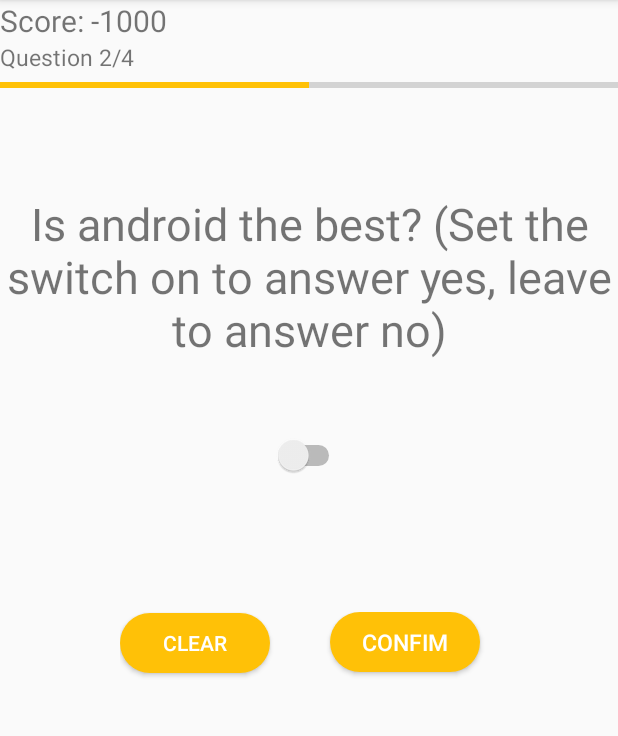
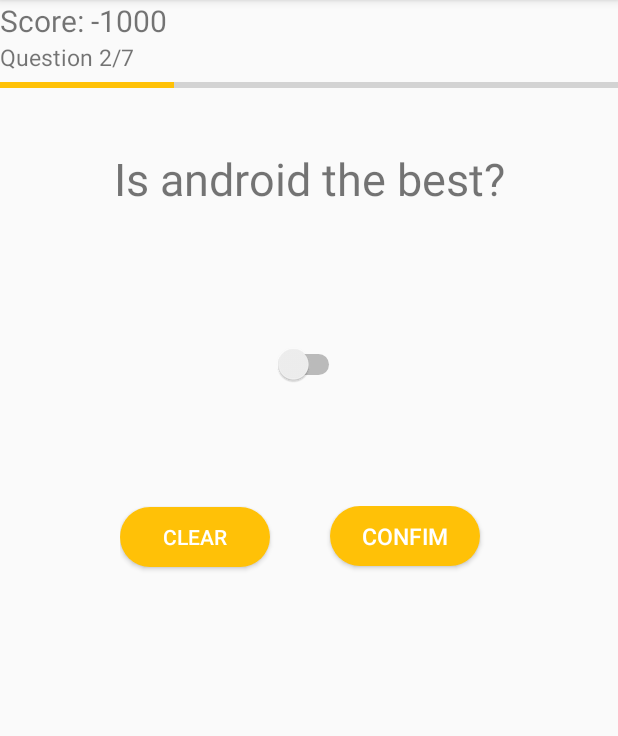
Before and after one commit to SpagetCoder/PoMD-Quiz-app, an Android app: the Quiz screen opened directly, with no data from a screen before it, after a tap on "CONFIM", on a phone screen of 412 x 824 dp, the part 84-820 px from its top. Run offline under Robolectric (Android 15) with nearby library versions, the phone set to English and light mode, and no system bars.

Commit message:
added possibility to choose more than 1 answer

```diff
--- a/app/src/main/java/zientek/lukasz/quizapp/DbHelper.java
+++ b/app/src/main/java/zientek/lukasz/quizapp/DbHelper.java
@@ -37,7 +37,7 @@ public class DbHelper extends SQLiteOpenHelper
                 QuizContract.QuestionsTable.COLUMN_OPTION2 + " TEXT, " +
                 QuizContract.QuestionsTable.COLUMN_OPTION3 + " TEXT, " +
                 QuizContract.QuestionsTable.COLUMN_OPTION4 + " TEXT, " +
-                QuizContract.QuestionsTable.COLUMN_RIGHT_ANSWER + " INTEGER, " +
+                QuizContract.QuestionsTable.COLUMN_RIGHT_ANSWER + " TEXT, " +
                 QuizContract.QuestionsTable.COLUMN_SWITCHER_POSITION + " INTEGER " + ")";
 
 
@@ -55,14 +55,20 @@ public class DbHelper extends SQLiteOpenHelper
 
     private void fillQuestions()
     {
-        Question q1 = new Question("Which mobile operating system is the best?", "Android" , "Windows Phone", "iOS","Symbian OS", 1, -1);
+        Question q1 = new Question("Which mobile operating system is the best?", "Android" , "Windows Phone", "iOS","Symbian OS", "A", -1);
         addQuestion(q1);
-        Question q2 = new Question("Is android the best? (Set the switch on to answer yes, leave to answer no)", "A" , "B", "C","D", 2, 1);
+        Question q2 = new Question("Is android the best?", null , null, null,null, null, 1);
         addQuestion(q2);
-        Question q3 = new Question("Is iPhone any good? (Set the switch on to answer yes, leave to answer no)", "A" , "B", "C","D", 3, 0);
+        Question q3 = new Question("Are iPhones any good?", null , null, null,null, null, 0);
         addQuestion(q3);
-        Question q4 = new Question("D je oke", "A" , "B", "C","D", 4, -1);
+        Question q4 = new Question("Which mobile phone manufacturers are the best?", "Apple" , "Xiaomi", "OnePlus","OPPO", "BCD", -1);
         addQuestion(q4);
+        Question q5 = new Question("Why android phones are better than iPhones?", "They work" , "Customization", "USB-C","Headphone jack", "ABCD", -1);
+        addQuestion(q5);
+        Question q6 = new Question("If you could buy an iPhone, would you do it?", "Nope" , "Never", "Absolutely not","No.", "ABCD", -1);
+        addQuestion(q6);
+        Question q7 = new Question("Which procesor is used in OnePlus 6T?", "Snapdragon 855" , "Snapdragon 845", "MAD2WD1","A7", "B", -1);
+        addQuestion(q7);
     }
 
     private void addQuestion(Question question)
@@ -93,7 +99,7 @@ public class DbHelper extends SQLiteOpenHelper
                 question.setOption2(cursor.getString(cursor.getColumnIndex(QuizContract.QuestionsTable.COLUMN_OPTION2)));
                 question.setOption3(cursor.getString(cursor.getColumnIndex(QuizContract.QuestionsTable.COLUMN_OPTION3)));
                 question.setOption4(cursor.getString(cursor.getColumnIndex(QuizContract.QuestionsTable.COLUMN_OPTION4)));
-                question.setRightAnswer(cursor.getInt(cursor.getColumnIndex(QuizContract.QuestionsTable.COLUMN_RIGHT_ANSWER)));
+                question.setRightAnswer(cursor.getString(cursor.getColumnIndex(QuizContract.QuestionsTable.COLUMN_RIGHT_ANSWER)));
                 question.setSwitcherPosition(cursor.getInt(cursor.getColumnIndex(QuizContract.QuestionsTable.COLUMN_SWITCHER_POSITION)));
                 questionList.add(question);
 
--- a/app/src/main/java/zientek/lukasz/quizapp/Question.java
+++ b/app/src/main/java/zientek/lukasz/quizapp/Question.java
@@ -1,21 +1,21 @@
 package zientek.lukasz.quizapp;
 
-public class Question
+class Question
 {
     private String question;
     private String option1;
     private String option2;
     private String option3;
     private String option4;
-    private int rightAnswer;
+    private String rightAnswer;
     private int switcherPosition;
 
-    public Question()
+    Question()
     {
 
     }
 
-    public Question(String question, String option1, String option2, String option3, String option4, int rightAnswer, int switcherPosition)
+    public Question(String question, String option1, String option2, String option3, String option4, String rightAnswer, int switcherPosition)
     {
         this.question = question;
         this.option1 = option1;
@@ -66,11 +66,11 @@ public class Question
         this.option4 = option4;
     }
 
-    public int getRightAnswer() {
+    public String getRightAnswer() {
         return rightAnswer;
     }
 
-    public void setRightAnswer(int rightAnswer) {
+    public void setRightAnswer(String rightAnswer) {
         this.rightAnswer = rightAnswer;
     }
 
--- a/app/src/main/java/zientek/lukasz/quizapp/Quiz.java
+++ b/app/src/main/java/zientek/lukasz/quizapp/Quiz.java
@@ -9,6 +9,7 @@ import android.widget.RadioButton;
 import android.widget.RadioGroup;
 import android.widget.Switch;
 import android.widget.TextView;
+import android.widget.Toast;
 
 import java.util.List;
 
@@ -17,7 +18,6 @@ public class Quiz extends AppCompatActivity
     private TextView question;
     private TextView scoreText;
     private TextView questionNumber;
-    private RadioGroup rbg;
     private RadioButton rb1;
     private RadioButton rb2;
     private RadioButton rb3;
@@ -40,7 +40,6 @@ public class Quiz extends AppCompatActivity
         question = findViewById(R.id.question);
         questionNumber = findViewById(R.id.question_number);
         scoreText = findViewById(R.id.score);
-        rbg = findViewById(R.id.radio_group);
         rb1 = findViewById(R.id.option_1);
         rb2 = findViewById(R.id.option_2);
         rb3 = findViewById(R.id.option_3);
@@ -57,7 +56,10 @@ public class Quiz extends AppCompatActivity
 
     public void showQuestion()
     {
-        rbg.clearCheck();
+        rb1.setChecked(false);
+        rb2.setChecked(false);
+        rb3.setChecked(false);
+        rb4.setChecked(false);
         aSwitch.setChecked(false);
 
         if(position < questionList.size())
@@ -67,13 +69,19 @@ public class Quiz extends AppCompatActivity
             if(currentQuestion.getSwitcherPosition() != -1)
             {
                 aSwitch.setVisibility(View.VISIBLE);
-                rbg.setVisibility(View.INVISIBLE);
+                rb1.setVisibility(View.INVISIBLE);
+                rb2.setVisibility(View.INVISIBLE);
+                rb3.setVisibility(View.INVISIBLE);
+                rb4.setVisibility(View.INVISIBLE);
             }
 
             else
             {
                 aSwitch.setVisibility(View.INVISIBLE);
-                rbg.setVisibility(View.VISIBLE);
+                rb1.setVisibility(View.VISIBLE);
+                rb2.setVisibility(View.VISIBLE);
+                rb3.setVisibility(View.VISIBLE);
+                rb4.setVisibility(View.VISIBLE);
                 rb1.setText(currentQuestion.getOption1());
                 rb2.setText(currentQuestion.getOption2());
                 rb3.setText(currentQuestion.getOption3());
@@ -94,7 +102,10 @@ public class Quiz extends AppCompatActivity
 
     public void clearAnswer(View view)
     {
-        rbg.clearCheck();
+        rb1.setChecked(false);
+        rb2.setChecked(false);
+        rb3.setChecked(false);
+        rb4.setChecked(false);
         aSwitch.setChecked(false);
     }
 
@@ -117,11 +128,26 @@ public class Quiz extends AppCompatActivity
 
         else
         {
-            RadioButton rbSelected = findViewById(rbg.getCheckedRadioButtonId());
-            int userAnswer = rbg.indexOfChild(rbSelected) + 1;
+            String userAnswer = "";
 
-            if(userAnswer == currentQuestion.getRightAnswer())
+            if(rb1.isChecked())
+                userAnswer += "A";
+
+            if(rb2.isChecked())
+                userAnswer += "B";
+
+            if(rb3.isChecked())
+                userAnswer += "C";
+
+            if(rb4.isChecked())
+                userAnswer += "D";
+
+
+            if(userAnswer.equals(currentQuestion.getRightAnswer()))
+            {
                 score++;
+            }
+
 
             else
                 score-=1000;
--- a/app/src/main/res/layout-v21/activity_quiz.xml
+++ b/app/src/main/res/layout-v21/activity_quiz.xml
@@ -1,6 +1,5 @@
 <?xml version="1.0" encoding="utf-8"?>
 <RelativeLayout xmlns:android="http://schemas.android.com/apk/res/android"
-    xmlns:app="http://schemas.android.com/apk/res-auto"
     xmlns:tools="http://schemas.android.com/tools"
     android:layout_width="match_parent"
     android:layout_height="match_parent"
@@ -11,14 +10,12 @@
         android:id="@+id/score"
         android:layout_width="wrap_content"
         android:layout_height="wrap_content"
-        android:text="Score: "
         android:textSize="20sp"/>
 
     <TextView
         android:id="@+id/question_number"
         android:layout_width="wrap_content"
         android:layout_height="wrap_content"
-        android:text="Question 1/5"
         android:textSize="15sp"
         android:layout_below="@+id/score"/>
 
@@ -27,9 +24,8 @@
         android:layout_width="match_parent"
         android:layout_height="wrap_content"
         android:layout_marginBottom="20dp"
-        android:text="Question will be shown here"
         android:textAlignment="center"
-        android:layout_marginTop="80dp"
+        android:layout_marginTop="50dp"
         android:layout_below="@id/question_number"
         android:textSize="30sp" />
 
@@ -41,65 +37,22 @@
         android:id="@+id/progress"
         android:layout_below="@id/question_number"/>
 
-<!--    <RelativeLayout-->
-<!--        android:id="@+id/answer_field"-->
-<!--        android:layout_width="match_parent"-->
-<!--        android:layout_height="wrap_content"-->
-<!--        android:layout_below="@id/question"-->
-<!--        android:layout_centerHorizontal="true"-->
-<!--        android:layout_marginTop="20dp">-->
-
-<!--        <Switch-->
-<!--            android:id="@+id/switch_id"-->
-<!--            android:layout_width="wrap_content"-->
-<!--            android:layout_height="wrap_content"-->
-<!--            android:layout_marginLeft="20dp"-->
-<!--            android:layout_marginStart="20dp"-->
-<!--            android:layout_centerInParent="true"-->
-<!--            android:layout_marginTop="30dp"-->
-<!--            android:visibility="invisible"/>-->
-
-<!--        <RadioButton-->
-<!--            android:id="@+id/option_1"-->
-<!--            android:layout_width="wrap_content"-->
-<!--            android:layout_height="wrap_content"/>-->
-
-<!--        <RadioButton-->
-<!--            android:id="@+id/option_2"-->
-<!--            android:layout_width="wrap_content"-->
-<!--            android:layout_height="wrap_content"/>-->
-
-<!--        <RadioButton-->
-<!--            android:id="@+id/option_3"-->
-<!--            android:layout_width="wrap_content"-->
-<!--            android:layout_height="wrap_content"/>-->
-
-<!--        <RadioButton-->
-<!--            android:id="@+id/option_4"-->
-<!--            android:layout_width="wrap_content"-->
-<!--            android:layout_height="wrap_content"/>-->
-
-
-<!--    </RelativeLayout>-->
-
-    <Switch
-        android:id="@+id/switch_id"
-        android:layout_width="wrap_content"
+    <RelativeLayout
+        android:id="@+id/answer_field"
+        android:layout_width="match_parent"
         android:layout_height="wrap_content"
         android:layout_below="@id/question"
-        android:layout_marginLeft="20dp"
-        android:layout_marginStart="20dp"
-        android:layout_centerInParent="true"
-        android:layout_marginTop="30dp"
-        android:visibility="visible"/>
+        android:layout_centerHorizontal="true"
+        android:layout_marginTop="20dp">
 
-    <RadioGroup
-        android:id="@+id/radio_group"
-        android:layout_width="wrap_content"
-        android:layout_height="wrap_content"
-        android:layout_marginLeft="20dp"
-        android:layout_below="@id/question"
-        android:layout_marginStart="20dp">
+        <Switch
+            android:id="@+id/switch_id"
+            android:layout_width="wrap_content"
+            android:layout_height="wrap_content"
+            android:layout_marginStart="20dp"
+            android:layout_centerInParent="true"
+            android:layout_marginTop="30dp"
+            android:visibility="invisible"/>
 
         <RadioButton
             android:id="@+id/option_1"
@@ -109,32 +62,34 @@
         <RadioButton
             android:id="@+id/option_2"
             android:layout_width="wrap_content"
-            android:layout_height="wrap_content"/>
+            android:layout_height="wrap_content"
+            android:layout_below="@+id/option_1"/>
 
         <RadioButton
             android:id="@+id/option_3"
             android:layout_width="wrap_content"
-            android:layout_height="wrap_content"/>
+            android:layout_height="wrap_content"
+            android:layout_below="@id/option_2"/>
 
         <RadioButton
             android:id="@+id/option_4"
             android:layout_width="wrap_content"
-            android:layout_height="wrap_content"/>
+            android:layout_height="wrap_content"
+            android:layout_below="@id/option_3"/>
 
-        </RadioGroup>
+    </RelativeLayout>
 
     <LinearLayout
         android:layout_width="251dp"
         android:layout_height="96dp"
-        android:layout_below="@id/radio_group"
+        android:layout_below="@id/answer_field"
         android:layout_centerHorizontal="true"
-        android:layout_marginTop="20dp">
+        android:layout_marginTop="30dp">
 
         <Button
             android:id="@+id/clear"
             android:layout_width="100dp"
             android:layout_height="40dp"
-            android:layout_marginRight="20dp"
             android:background="@drawable/button"
             android:text="@string/clear"
             android:textColor="@color/colorWhite"
@@ -145,7 +100,6 @@
             android:id="@+id/confim"
             android:layout_width="100dp"
             android:layout_height="40dp"
-            android:layout_marginLeft="20dp"
             android:background="@drawable/button"
             android:text="@string/confim"
             android:textSize="15sp"
--- a/app/src/main/res/layout/activity_main.xml
+++ b/app/src/main/res/layout/activity_main.xml
@@ -11,7 +11,7 @@
         android:layout_width="wrap_content"
         android:layout_height="wrap_content"
         android:text="@string/android_master_race"
-        android:textSize="40sp"
+        android:textSize="35sp"
         android:textAlignment="center"
         app:layout_constraintBottom_toBottomOf="parent"
         app:layout_constraintHorizontal_bias="0.0"
--- a/app/src/main/res/layout/activity_quiz.xml
+++ /dev/null
@@ -1,158 +0,0 @@
-<?xml version="1.0" encoding="utf-8"?>
-<RelativeLayout xmlns:android="http://schemas.android.com/apk/res/android"
-    xmlns:app="http://schemas.android.com/apk/res-auto"
-    xmlns:tools="http://schemas.android.com/tools"
-    android:layout_width="match_parent"
-    android:layout_height="match_parent"
-    tools:context=".Quiz"
-    android:layout_centerHorizontal="true">
-
-    <TextView
-        android:id="@+id/score"
-        android:layout_width="wrap_content"
-        android:layout_height="wrap_content"
-        android:text="Score: "
-        android:textSize="20sp"/>
-
-    <TextView
-        android:id="@+id/question_number"
-        android:layout_width="wrap_content"
-        android:layout_height="wrap_content"
-        android:text="Question 1/5"
-        android:textSize="15sp"
-        android:layout_below="@+id/score"/>
-
-    <TextView
-        android:id="@+id/question"
-        android:layout_width="match_parent"
-        android:layout_height="wrap_content"
-        android:layout_marginBottom="20dp"
-        android:text="Question will be shown here"
-        android:textAlignment="center"
-        android:layout_marginTop="50dp"
-        android:layout_below="@id/question_number"
-        android:textSize="30sp" />
-
-    <ProgressBar
-        android:layout_width="match_parent"
-        android:layout_height="wrap_content"
-        style="@style/Widget.AppCompat.ProgressBar.Horizontal"
-        android:progressTint="@color/colorAccent"
-        android:id="@+id/progress"
-        android:layout_below="@id/question_number"/>
-
-<!--    <RelativeLayout-->
-<!--        android:id="@+id/answer_field"-->
-<!--        android:layout_width="match_parent"-->
-<!--        android:layout_height="wrap_content"-->
-<!--        android:layout_below="@id/question"-->
-<!--        android:layout_centerHorizontal="true"-->
-<!--        android:layout_marginTop="20dp">-->
-
-<!--        <Switch-->
-<!--            android:id="@+id/switch_id"-->
-<!--            android:layout_width="wrap_content"-->
-<!--            android:layout_height="wrap_content"-->
-<!--            android:layout_marginLeft="20dp"-->
-<!--            android:layout_marginStart="20dp"-->
-<!--            android:layout_centerInParent="true"-->
-<!--            android:layout_marginTop="30dp"-->
-<!--            android:visibility="invisible"/>-->
-
-<!--        <RadioButton-->
-<!--            android:id="@+id/option_1"-->
-<!--            android:layout_width="wrap_content"-->
-<!--            android:layout_height="wrap_content"/>-->
-
-<!--        <RadioButton-->
-<!--            android:id="@+id/option_2"-->
-<!--            android:layout_width="wrap_content"-->
-<!--            android:layout_height="wrap_content"/>-->
-
-<!--        <RadioButton-->
-<!--            android:id="@+id/option_3"-->
-<!--            android:layout_width="wrap_content"-->
-<!--            android:layout_height="wrap_content"/>-->
-
-<!--        <RadioButton-->
-<!--            android:id="@+id/option_4"-->
-<!--            android:layout_width="wrap_content"-->
-<!--            android:layout_height="wrap_content"/>-->
-
-
-<!--    </RelativeLayout>-->
-
-    <Switch
-        android:id="@+id/switch_id"
-        android:layout_width="wrap_content"
-        android:layout_height="wrap_content"
-        android:layout_below="@id/question"
-        android:layout_marginLeft="20dp"
-        android:layout_marginStart="20dp"
-        android:layout_centerInParent="true"
-        android:layout_marginTop="30dp"
-        android:visibility="visible"/>
-
-    <RadioGroup
-        android:id="@+id/radio_group"
-        android:layout_width="wrap_content"
-        android:layout_height="wrap_content"
-        android:layout_marginLeft="20dp"
-        android:layout_below="@id/question"
-        android:layout_marginStart="20dp">
-
-        <RadioButton
-            android:id="@+id/option_1"
-            android:layout_width="wrap_content"
-            android:layout_height="wrap_content"/>
-
-        <RadioButton
-            android:id="@+id/option_2"
-            android:layout_width="wrap_content"
-            android:layout_height="wrap_content"/>
-
-        <RadioButton
-            android:id="@+id/option_3"
-            android:layout_width="wrap_content"
-            android:layout_height="wrap_content"/>
-
-        <RadioButton
-            android:id="@+id/option_4"
-            android:layout_width="wrap_content"
-            android:layout_height="wrap_content"/>
-
-        </RadioGroup>
-
-    <LinearLayout
-        android:layout_width="251dp"
-        android:layout_height="96dp"
-        android:layout_below="@id/radio_group"
-        android:layout_centerHorizontal="true"
-        android:layout_marginTop="20dp">
-
-        <Button
-            android:id="@+id/clear"
-            android:layout_width="100dp"
-            android:layout_height="40dp"
-            android:layout_marginRight="20dp"
-            android:background="@drawable/button"
-            android:text="@string/clear"
-            android:textColor="@color/colorWhite"
-            android:layout_marginEnd="20dp"
-            android:onClick="clearAnswer"/>
-
-        <Button
-            android:id="@+id/confim"
-            android:layout_width="100dp"
-            android:layout_height="40dp"
-            android:layout_marginLeft="20dp"
-            android:background="@drawable/button"
-            android:text="@string/confim"
-            android:textSize="15sp"
-            android:textColor="@color/colorWhite"
-            android:layout_marginStart="20dp"
-            android:onClick="checkAnswer"/>
-
-    </LinearLayout>
-
-</RelativeLayout>
--- a/app/src/main/res/values/strings.xml
+++ b/app/src/main/res/values/strings.xml
@@ -1,6 +1,6 @@
 <resources>
     <string name="app_name">QuizApp</string>
-    <string name="android_master_race">Welcome to the which mobile operating system is the best and why android quiz</string>
+    <string name="android_master_race">Welcome to the which mobile operating system is the best and why its android quiz</string>
     <string name="take_a_quiz">Take a quiz</string>
     <string name="clear">clear</string>
     <string name="confim">confim</string>
```
